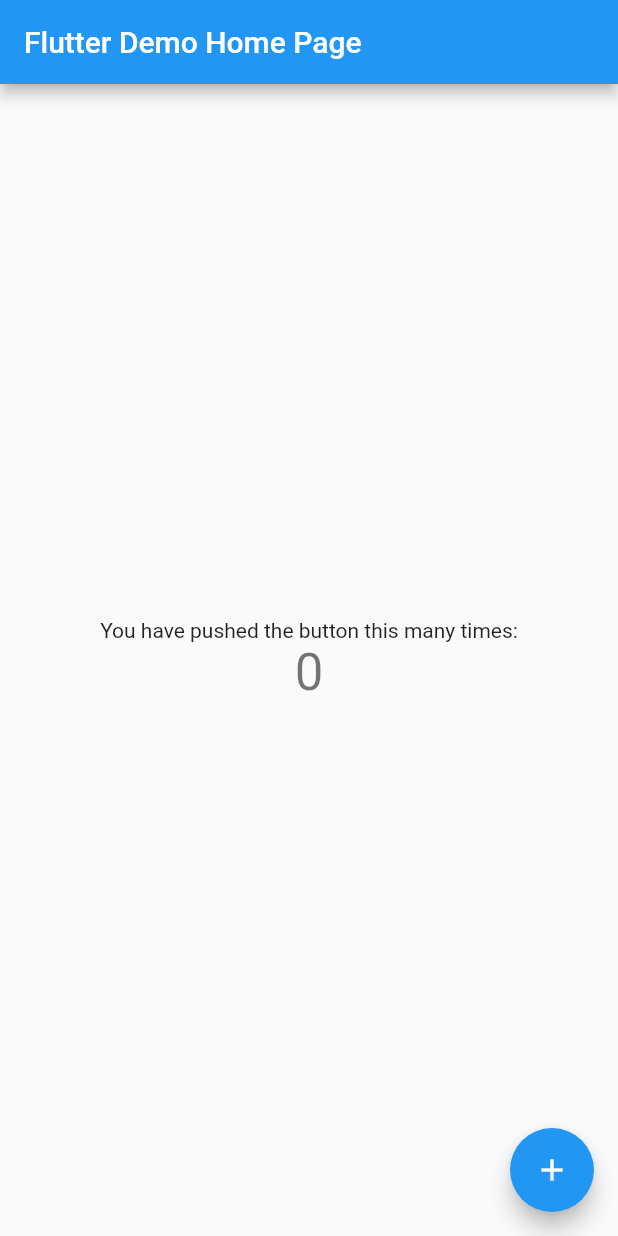
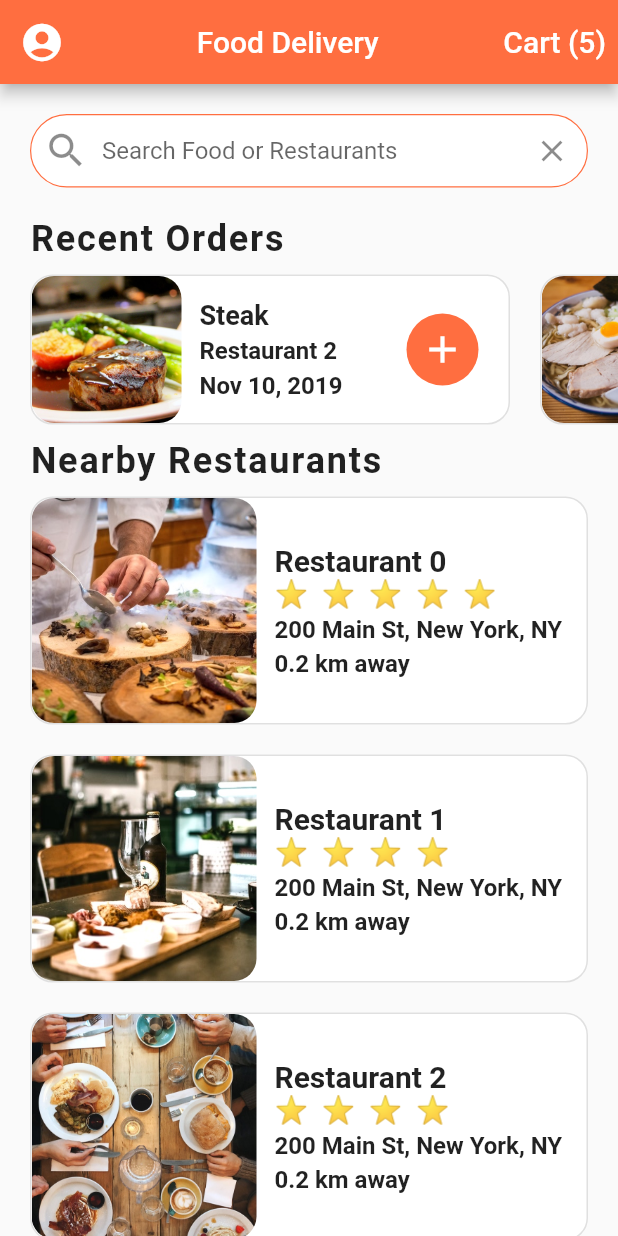
Before and after one commit to fouadsan/food_delivery_app, a Flutter app: the screen it shows after launch, on a phone screen of 412 x 824 dp. Run offline on Flutter 3.47's test engine with Material 2 defaults, Android fonts, the phone set to English and light mode, and no system bars.

Commit message:
Finalized the Home Screen

```diff
--- a/food_delivery/lib/main.dart
+++ b/food_delivery/lib/main.dart
@@ -1,4 +1,6 @@
 import 'package:flutter/material.dart';
+
+import './screens/home_screen.dart';
 
 void main() {
   runApp(MyApp());
@@ -9,105 +11,14 @@ class MyApp extends StatelessWidget {
   @override
   Widget build(BuildContext context) {
     return MaterialApp(
-      title: 'Flutter Demo',
+      title: 'Food Delivery UI',
+      debugShowCheckedModeBanner: false,
       theme: ThemeData(
-        // This is the theme of your application.
-        //
-        // Try running your application with "flutter run". You'll see the
-        // application has a blue toolbar. Then, without quitting the app, try
-        // changing the primarySwatch below to Colors.green and then invoke
-        // "hot reload" (press "r" in the console where you ran "flutter run",
-        // or simply save your changes to "hot reload" in a Flutter IDE).
-        // Notice that the counter didn't reset back to zero; the application
-        // is not restarted.
+        scaffoldBackgroundColor: Colors.grey[50],
+        primaryColor: Colors.deepOrangeAccent,
         primarySwatch: Colors.blue,
       ),
-      home: MyHomePage(title: 'Flutter Demo Home Page'),
+      home: HomeScreen(),
     );
   }
 }
-
-class MyHomePage extends StatefulWidget {
-  MyHomePage({Key? key, required this.title}) : super(key: key);
-
-  // This widget is the home page of your application. It is stateful, meaning
-  // that it has a State object (defined below) that contains fields that affect
-  // how it looks.
-
-  // This class is the configuration for the state. It holds the values (in this
-  // case the title) provided by the parent (in this case the App widget) and
-  // used by the build method of the State. Fields in a Widget subclass are
-  // always marked "final".
-
-  final String title;
-
-  @override
-  _MyHomePageState createState() => _MyHomePageState();
-}
-
-class _MyHomePageState extends State<MyHomePage> {
-  int _counter = 0;
-
-  void _incrementCounter() {
-    setState(() {
-      // This call to setState tells the Flutter framework that something has
-      // changed in this State, which causes it to rerun the build method below
-      // so that the display can reflect the updated values. If we changed
-      // _counter without calling setState(), then the build method would not be
-      // called again, and so nothing would appear to happen.
-      _counter++;
-    });
-  }
-
-  @override
-  Widget build(BuildContext context) {
-    // This method is rerun every time setState is called, for instance as done
-    // by the _incrementCounter method above.
-    //
-    // The Flutter framework has been optimized to make rerunning build methods
-    // fast, so that you can just rebuild anything that needs updating rather
-    // than having to individually change instances of widgets.
-    return Scaffold(
-      appBar: AppBar(
-        // Here we take the value from the MyHomePage object that was created by
-        // the App.build method, and use it to set our appbar title.
-        title: Text(widget.title),
-      ),
-      body: Center(
-        // Center is a layout widget. It takes a single child and positions it
-        // in the middle of the parent.
-        child: Column(
-          // Column is also a layout widget. It takes a list of children and
-          // arranges them vertically. By default, it sizes itself to fit its
-          // children horizontally, and tries to be as tall as its parent.
-          //
-          // Invoke "debug painting" (press "p" in the console, choose the
-          // "Toggle Debug Paint" action from the Flutter Inspector in Android
-          // Studio, or the "Toggle Debug Paint" command in Visual Studio Code)
-          // to see the wireframe for each widget.
-          //
-          // Column has various properties to control how it sizes itself and
-          // how it positions its children. Here we use mainAxisAlignment to
-          // center the children vertically; the main axis here is the vertical
-          // axis because Columns are vertical (the cross axis would be
-          // horizontal).
-          mainAxisAlignment: MainAxisAlignment.center,
-          children: <Widget>[
-            Text(
-              'You have pushed the button this many times:',
-            ),
-            Text(
-              '$_counter',
-              style: Theme.of(context).textTheme.headline4,
-            ),
-          ],
-        ),
-      ),
-      floatingActionButton: FloatingActionButton(
-        onPressed: _incrementCounter,
-        tooltip: 'Increment',
-        child: Icon(Icons.add),
-      ), // This trailing comma makes auto-formatting nicer for build methods.
-    );
-  }
-}
--- /dev/null
+++ b/food_delivery/lib/screens/home_screen.dart
@@ -0,0 +1,163 @@
+import 'package:flutter/material.dart';
+
+import '../data/data.dart';
+import '../widgets/recent_orders.dart';
+import '../models/restaurant.dart';
+import '../widgets/rating_stars.dart';
+
+class HomeScreen extends StatefulWidget {
+  const HomeScreen({Key? key}) : super(key: key);
+
+  @override
+  _HomeScreenState createState() => _HomeScreenState();
+}
+
+class _HomeScreenState extends State<HomeScreen> {
+  _buildRestaurants() {
+    List<Widget> restaurantList = [];
+    restaurants.forEach((Restaurant restaurant) {
+      restaurantList.add(
+        Container(
+          margin: EdgeInsets.symmetric(horizontal: 20.0, vertical: 10.0),
+          decoration: BoxDecoration(
+            color: Colors.white,
+            borderRadius: BorderRadius.circular(15.0),
+            border: Border.all(
+              width: 1.0,
+              color: Colors.black12,
+            ),
+          ),
+          child: Row(
+            children: <Widget>[
+              ClipRRect(
+                borderRadius: BorderRadius.circular(15.0),
+                child: Image(
+                  height: 150.0,
+                  width: 150.0,
+                  image: AssetImage(
+                    restaurant.imageUrl,
+                  ),
+                  fit: BoxFit.cover,
+                ),
+              ),
+              Container(
+                margin: const EdgeInsets.all(12.0),
+                child: Column(
+                  mainAxisAlignment: MainAxisAlignment.center,
+                  crossAxisAlignment: CrossAxisAlignment.start,
+                  children: <Widget>[
+                    Text(
+                      restaurant.name,
+                      style: TextStyle(
+                        fontSize: 20.0,
+                        fontWeight: FontWeight.bold,
+                      ),
+                      overflow: TextOverflow.ellipsis,
+                    ),
+                    RatingStars(rating: restaurant.rating),
+                    SizedBox(height: 4.0),
+                    Text(
+                      restaurant.address,
+                      style: TextStyle(
+                        fontSize: 16.0,
+                        fontWeight: FontWeight.w600,
+                      ),
+                      overflow: TextOverflow.ellipsis,
+                    ),
+                    SizedBox(height: 4.0),
+                    Text(
+                      '0.2 km away',
+                      style: TextStyle(
+                        fontSize: 16.0,
+                        fontWeight: FontWeight.w600,
+                      ),
+                      overflow: TextOverflow.ellipsis,
+                    ),
+                  ],
+                ),
+              ),
+            ],
+          ),
+        ),
+      );
+    });
+
+    return Column(children: restaurantList);
+  }
+
+  @override
+  Widget build(BuildContext context) {
+    return Scaffold(
+      appBar: AppBar(
+        leading: IconButton(
+          icon: Icon(Icons.account_circle),
+          iconSize: 30.0,
+          onPressed: () {},
+        ),
+        title: Center(child: Text('Food Delivery')),
+        actions: <Widget>[
+          TextButton(
+            onPressed: () {},
+            child: Text(
+              'Cart (${currentUser.cart.length})',
+              style: TextStyle(
+                color: Colors.white,
+                fontSize: 20.0,
+              ),
+            ),
+          ),
+        ],
+      ),
+      body: ListView(
+        children: <Widget>[
+          Padding(
+            padding: const EdgeInsets.all(20.0),
+            child: TextField(
+              decoration: InputDecoration(
+                contentPadding: const EdgeInsets.symmetric(vertical: 15.0),
+                fillColor: Colors.white,
+                filled: true,
+                border: OutlineInputBorder(
+                  borderRadius: BorderRadius.circular(30.0),
+                  borderSide: BorderSide(width: 0.8),
+                ),
+                enabledBorder: OutlineInputBorder(
+                  borderRadius: BorderRadius.circular(30.0),
+                  borderSide: BorderSide(
+                      width: 0.8, color: Theme.of(context).primaryColor),
+                ),
+                hintText: 'Search Food or Restaurants',
+                prefixIcon: Icon(
+                  Icons.search,
+                  size: 30.0,
+                ),
+                suffixIcon: IconButton(
+                  icon: Icon(Icons.clear),
+                  onPressed: () {},
+                ),
+              ),
+            ),
+          ),
+          RecentOrders(),
+          Column(
+            crossAxisAlignment: CrossAxisAlignment.start,
+            children: <Widget>[
+              Padding(
+                padding: const EdgeInsets.symmetric(horizontal: 20.0),
+                child: Text(
+                  'Nearby Restaurants',
+                  style: TextStyle(
+                    fontSize: 24.0,
+                    fontWeight: FontWeight.w600,
+                    letterSpacing: 1.2,
+                  ),
+                ),
+              ),
+              _buildRestaurants(),
+            ],
+          ),
+        ],
+      ),
+    );
+  }
+}
--- /dev/null
+++ b/food_delivery/lib/widgets/rating_stars.dart
@@ -0,0 +1,22 @@
+import 'package:flutter/material.dart';
+
+class RatingStars extends StatelessWidget {
+  const RatingStars({Key? key, required this.rating}) : super(key: key);
+
+  final int rating;
+
+  @override
+  Widget build(BuildContext context) {
+    String stars = '';
+    for (int i = 0; i < rating; i++) {
+      stars += '⭐  ';
+    }
+    stars.trim(); //Remove any leading or trailing white space
+    return Text(
+      stars,
+      style: TextStyle(
+        fontSize: 18.0,
+      ),
+    );
+  }
+}
--- /dev/null
+++ b/food_delivery/lib/widgets/recent_orders.dart
@@ -0,0 +1,122 @@
+import 'package:flutter/material.dart';
+import '../models/order.dart';
+import '../data/data.dart';
+
+class RecentOrders extends StatelessWidget {
+  const RecentOrders({Key? key}) : super(key: key);
+
+  _buildRecentOrder(BuildContext context, Order order) {
+    return Container(
+      margin: const EdgeInsets.all(10.0),
+      width: 320.0,
+      decoration: BoxDecoration(
+        color: Colors.white,
+        borderRadius: BorderRadius.circular(15.0),
+        border: Border.all(
+          width: 1.0,
+          color: Colors.black12,
+        ),
+      ),
+      child: Row(
+        mainAxisAlignment: MainAxisAlignment.spaceBetween,
+        children: <Widget>[
+          ClipRRect(
+            borderRadius: BorderRadius.circular(15.0),
+            child: Image(
+              height: 100.0,
+              width: 100.0,
+              image: AssetImage(
+                order.food.imageUrl,
+              ),
+              fit: BoxFit.cover,
+            ),
+          ),
+          Expanded(
+            child: Container(
+              margin: const EdgeInsets.all(12.0),
+              child: Column(
+                mainAxisAlignment: MainAxisAlignment.center,
+                crossAxisAlignment: CrossAxisAlignment.start,
+                children: <Widget>[
+                  Text(
+                    order.food.name,
+                    style: TextStyle(
+                      fontSize: 18.0,
+                      fontWeight: FontWeight.bold,
+                    ),
+                    overflow: TextOverflow.ellipsis,
+                  ),
+                  SizedBox(height: 4.0),
+                  Text(
+                    order.restaurant.name,
+                    style: TextStyle(
+                      fontSize: 16.0,
+                      fontWeight: FontWeight.w600,
+                    ),
+                    overflow: TextOverflow.ellipsis,
+                  ),
+                  SizedBox(height: 4.0),
+                  Text(
+                    order.date,
+                    style: TextStyle(
+                      fontSize: 16.0,
+                      fontWeight: FontWeight.w600,
+                    ),
+                    overflow: TextOverflow.ellipsis,
+                  ),
+                ],
+              ),
+            ),
+          ),
+          Container(
+            margin: EdgeInsets.only(right: 20.0),
+            width: 48.0,
+            decoration: BoxDecoration(
+              color: Theme.of(context).primaryColor,
+              borderRadius: BorderRadius.circular(30.0),
+            ),
+            child: IconButton(
+              icon: Icon(Icons.add),
+              iconSize: 30.0,
+              color: Colors.white,
+              onPressed: () {},
+            ),
+          ),
+        ],
+      ),
+    );
+  }
+
+  @override
+  Widget build(BuildContext context) {
+    return Column(
+      crossAxisAlignment: CrossAxisAlignment.start,
+      children: <Widget>[
+        Padding(
+          padding: const EdgeInsets.symmetric(horizontal: 20.0),
+          child: Text(
+            'Recent Orders',
+            style: TextStyle(
+              fontSize: 24.0,
+              fontWeight: FontWeight.w600,
+              letterSpacing: 1.2,
+            ),
+          ),
+        ),
+        Container(
+          height: 120.0,
+          child: ListView.builder(
+            physics: BouncingScrollPhysics(),
+            padding: EdgeInsets.only(left: 10.0),
+            scrollDirection: Axis.horizontal,
+            itemCount: currentUser.orders.length,
+            itemBuilder: (BuildContext context, int index) {
+              Order order = currentUser.orders[index];
+              return _buildRecentOrder(context, order);
+            },
+          ),
+        ),
+      ],
+    );
+  }
+}
--- a/food_delivery/pubspec.yaml
+++ b/food_delivery/pubspec.yaml
@@ -45,9 +45,8 @@ flutter:
   uses-material-design: true
 
   # To add assets to your application, add an assets section, like this:
-  # assets:
-  #   - images/a_dot_burr.jpeg
-  #   - images/a_dot_ham.jpeg
+  assets:
+    - assets/images/
 
   # An image asset can refer to one or more resolution-specific "variants", see
   # https://flutter.dev/assets-and-images/#resolution-aware.
```
